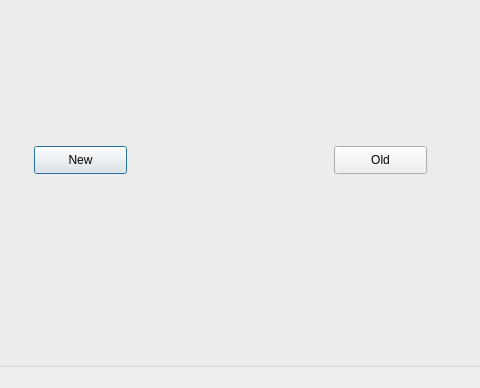
iMPERIAL18/sanidhya_dental_care, file case.ui: the form before one commit; both pictures show x 106 to 586 and y 134 to 522 of the 686 by 522 pixel window.
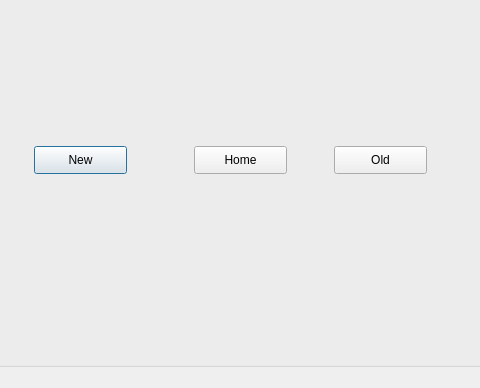
The form after the commit. Icons and pictures are not drawn.

Commit message: added icon in all ui files and skip button in some ui files

```diff
--- a/case.ui
+++ b/case.ui
@@ -75,6 +75,19 @@
      <string>Case</string>
     </property>
    </widget>
+   <widget class="QPushButton" name="homeButton">
+    <property name="geometry">
+     <rect>
+      <x>280</x>
+      <y>260</y>
+      <width>93</width>
+      <height>28</height>
+     </rect>
+    </property>
+    <property name="text">
+     <string>Home</string>
+    </property>
+   </widget>
   </widget>
  </widget>
  <resources/>
```
Left out of the diff: 4 changed lines with no effect on the pictures. The commit also changes 7 other files.
